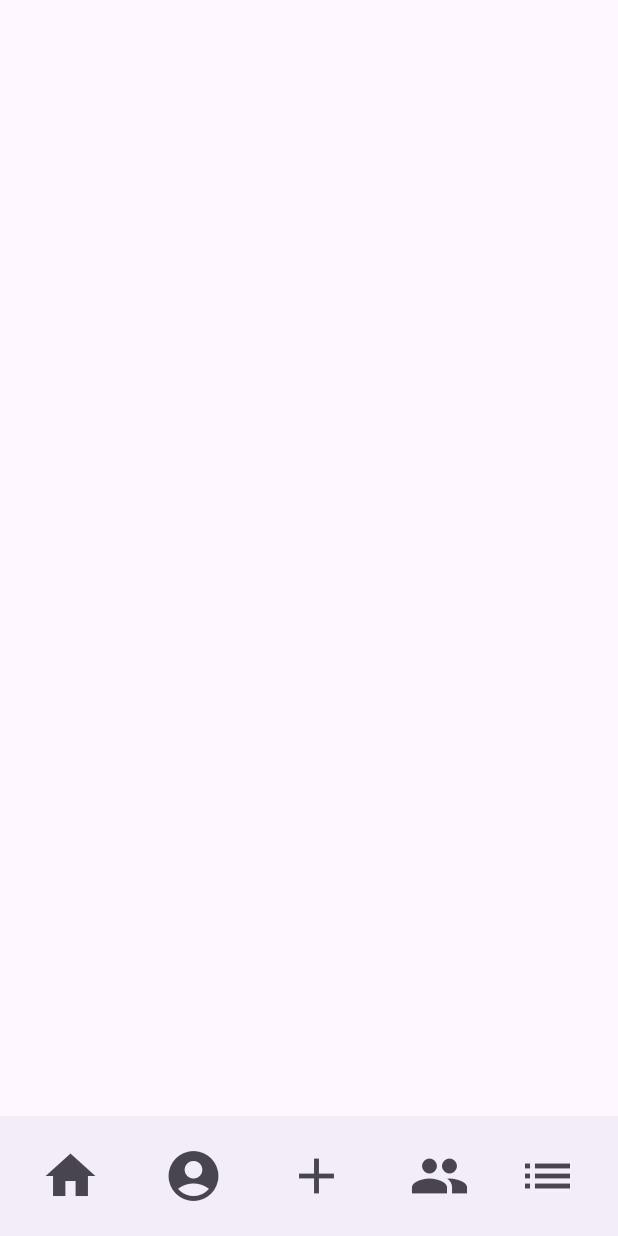
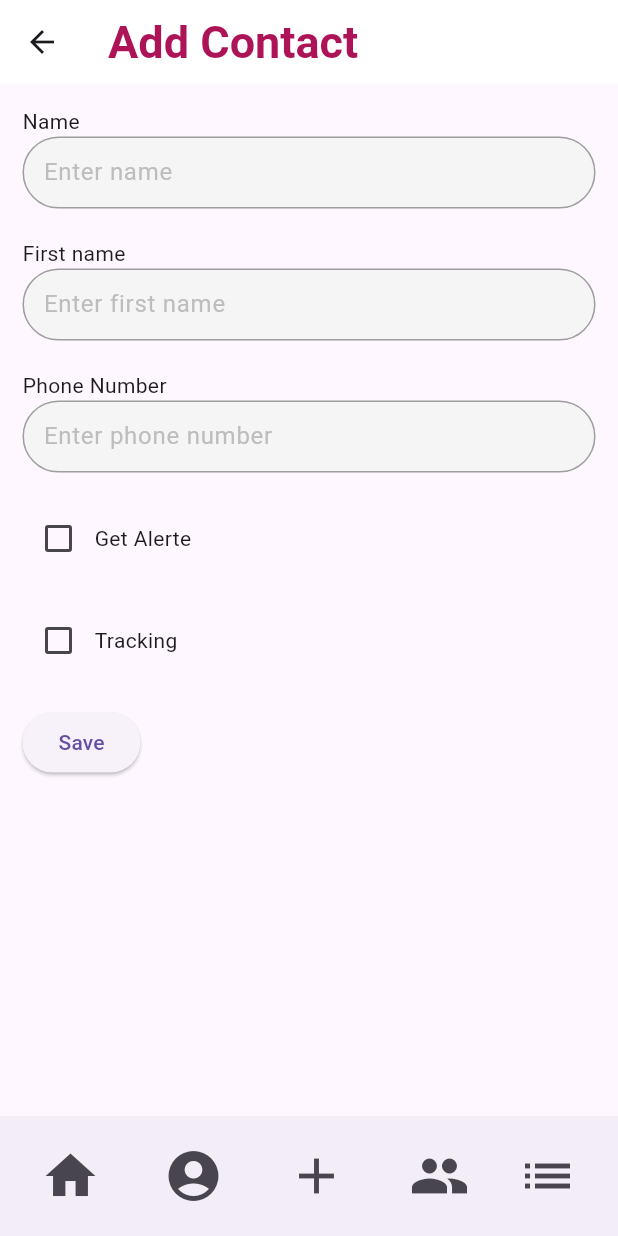
Before and after one commit to GhadaMR/projet-fin-annee2-Detection-d-un-accident, a Flutter app: the screen it shows after launch, item 3 of the bottom bar chosen, on a phone screen of 412 x 824 dp. Run offline on Flutter 3.47's test engine with Material 3 defaults, Android fonts, the phone set to English and light mode, and no system bars; our stand-ins replace awesome_dialog, cloud_firestore, firebase_auth, firebase_core; missing offline and left inert: firebase_app_check; accounts and stored records are empty.

Commit message:
AddUserVersion1

```diff
--- a/lib/contact/Contact.dart
+++ b/lib/contact/Contact.dart
@@ -0,0 +1,10 @@
+class Contact {
+  final String id_Contact;
+  final String nom;
+  final String prenom;
+  final int num;
+  final bool recoitAlerte;
+  final bool tracking;
+  Contact({required this.id_Contact,required this.nom, required this.prenom, required this.num, required this.recoitAlerte,required this.tracking});
+
+}
--- a/lib/contact/add_contact.dart
+++ b/lib/contact/add_contact.dart
@@ -10,6 +10,7 @@ import '../components/custombuttonauth.dart';
 import '../components/textformfield.dart';
 import '../homepage.dart';
 import 'list_contacts.dart';
+import 'package:uuid/uuid.dart';
 
 class AddContact extends StatefulWidget {
   const AddContact({super.key});
@@ -21,16 +22,103 @@ class AddContact extends StatefulWidget {
 class _AddContactState extends State<AddContact> {
 
 
+  //TextEditingController id_ContactController = TextEditingController();
+  TextEditingController nomController = TextEditingController();
+  TextEditingController prenomController = TextEditingController();
+  TextEditingController numController = TextEditingController();
+
+
+  bool recoitAlerte = false;
+  bool tracking =false;
+  final id_contact=Uuid().v4();
+
+
   GlobalKey<FormState> formState = GlobalKey<FormState>();
+  CollectionReference conatcts = FirebaseFirestore.instance.collection('contacts');
 
 
   @override
   Widget build(BuildContext context) {
     return Scaffold(
-      body: Column(
-        children: [
+      appBar: AppBar(
+        title: Text('Add Contact'),
+      ),
+      body: Padding(
+        padding: EdgeInsets.all(15.0),
+        child: Column(
+          crossAxisAlignment: CrossAxisAlignment.start,
+          children: [
+            Text('Name'),
+            CustomTextForm(hinttext: 'Enter name', mycontroller: nomController,validator: (val){
+              if(val== ""){
+                return "Can't be empty";
+              }
+            },),
+            SizedBox(height: 20),
+            Text('First name'),
+            CustomTextForm(hinttext: 'Enter first name', mycontroller: prenomController,validator: (val){
+              if(val== ""){
+                return "Can't be empty";
+              }
+            },),
+            SizedBox(height: 20),
+            Text('Phone Number'),
+            CustomTextForm(hinttext: 'Enter phone number', mycontroller: numController,validator: (val){
+              if(val== ""){
+                return "Can't be empty";
+              }
+            },),
+            SizedBox(height: 20),
+            Row(children: [
 
-        ],
+              Checkbox(value: recoitAlerte,
+                  onChanged:(bool?value){
+                    setState(() {
+                      recoitAlerte=value??false;
+                    });
+                  }
+              ),
+              Text('Get Alerte'),
+            ],),
+
+            SizedBox(height: 20),
+            Row(
+              children: [
+
+                Checkbox(value: tracking,
+                    onChanged:(bool?value){
+                      setState(() {
+                        tracking=value??false;
+                      });
+                    }
+                ),
+                Text('Tracking'),
+              ],
+            ),
+
+            SizedBox(height: 20),
+            ElevatedButton(
+              onPressed: ()async{
+                try{
+                  final name = nomController.text;
+                  final firstName = prenomController.text;
+                  final phoneNumber = numController.text;
+                  conatcts.add({
+                    'id_contact': id_contact,
+                    'name': name,
+                    'first_name': firstName,
+                    'phone_number': phoneNumber,
+                    'get_alert': recoitAlerte,
+                    'tracking': tracking,
+                  });
+                  print("Contact Added");
+                }catch (error) {
+                  print("Erreur lors de l'ajout du contact: $error");}
+              },
+              child: Text('Save'),
+            ),
+          ],
+        ),
       ),
       bottomNavigationBar:ButtomNavigationBar(),
     );;
--- a/pubspec.yaml
+++ b/pubspec.yaml
@@ -45,6 +45,7 @@ dependencies:
   firebase_app_check: ^0.2.1+14
   awesome_dialog: ^3.2.0
   image_picker: ^1.0.7
+  uuid: ^4.3.3
 
 
 dev_dependencies:
```
Also changed, not shown: pubspec.lock.
